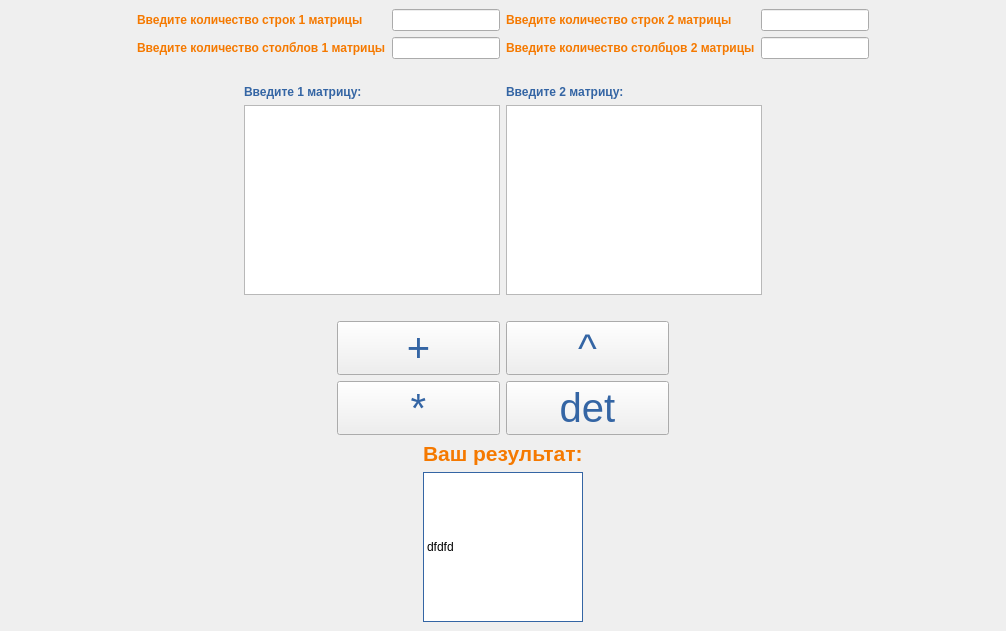
First picture: the form in lab5/mainwindow.ui, repository Chudopal/PPvIS_1st_term, before the edit.
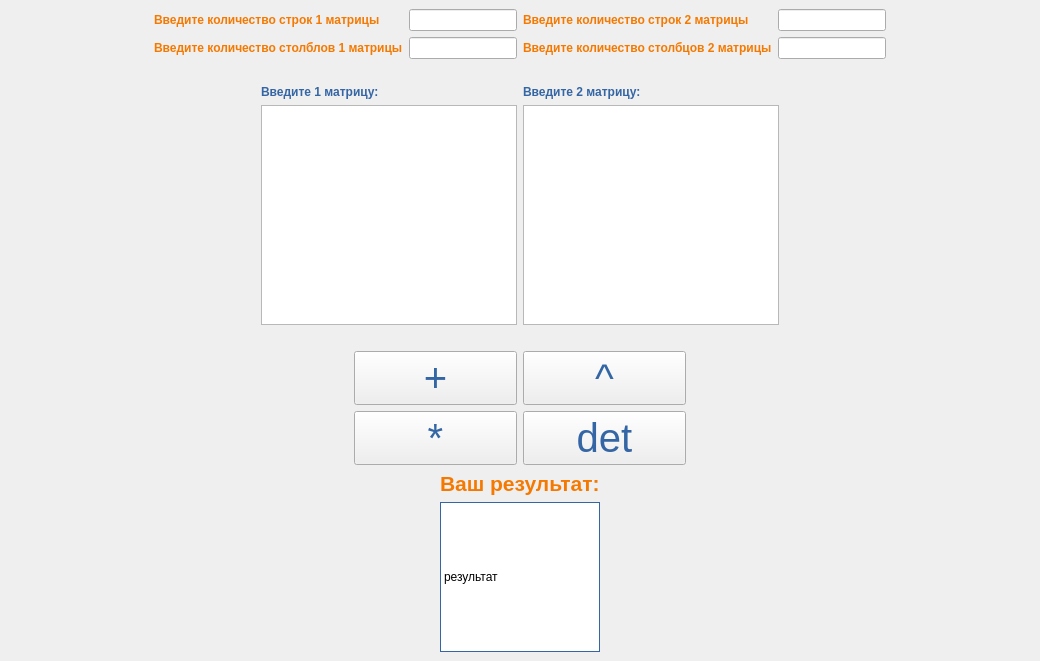
Second picture: the form after the edit.

Patch:
```diff
--- a/lab5/mainwindow.ui
+++ b/lab5/mainwindow.ui
@@ -6,8 +6,8 @@
    <rect>
     <x>0</x>
     <y>0</y>
-    <width>1006</width>
-    <height>631</height>
+    <width>1040</width>
+    <height>661</height>
    </rect>
   </property>
   <property name="sizePolicy">
@@ -355,7 +355,7 @@
 </string>
         </property>
         <property name="text">
-         <string>dfdfd</string>
+         <string>результат</string>
         </property>
        </widget>
       </item>
```
